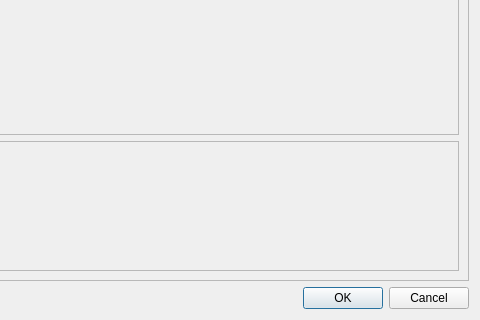
The window that focussingCurvePlot.ui (amirych/qwac) describes before a commit, drawn with Qt 5; both pictures show x 311 to 791 and y 537 to 857 of the 791 by 857 pixel window.
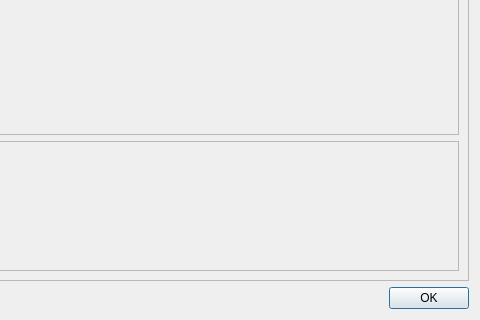
The same window after the commit. Custom widgets are drawn as their Qt base class.

```diff
--- a/focussingCurvePlot.ui
+++ b/focussingCurvePlot.ui
@@ -130,7 +130,7 @@
         <enum>Qt::Horizontal</enum>
        </property>
        <property name="standardButtons">
-        <set>QDialogButtonBox::Cancel|QDialogButtonBox::Ok</set>
+        <set>QDialogButtonBox::Ok</set>
        </property>
       </widget>
      </item>
```
Left out of the diff: 6 changed lines with no effect on the pictures.
